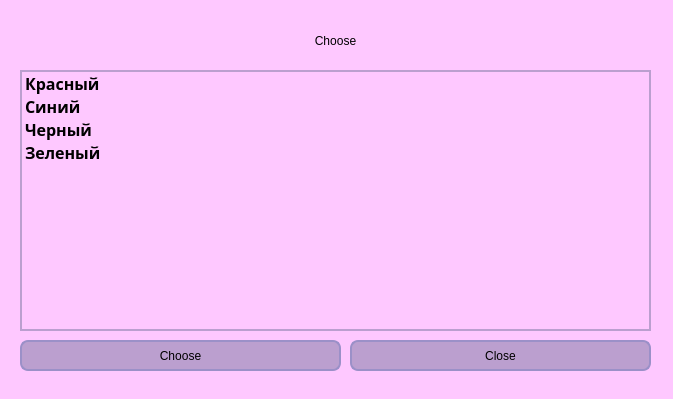
First picture: the form in UI/w_chooselist/chooselist.ui, repository Saigz/task_tracker_qt, before the edit.
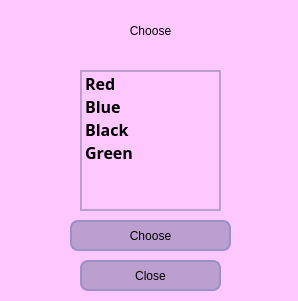
Second picture: the form after the edit.

Patch:
```diff
--- a/UI/w_chooselist/chooselist.ui
+++ b/UI/w_chooselist/chooselist.ui
@@ -6,8 +6,8 @@
    <rect>
     <x>0</x>
     <y>0</y>
-    <width>673</width>
-    <height>399</height>
+    <width>298</width>
+    <height>301</height>
    </rect>
   </property>
   <property name="windowTitle">
@@ -19,9 +19,9 @@
   <widget class="QLabel" name="label_unused">
    <property name="geometry">
     <rect>
-     <x>20</x>
-     <y>20</y>
-     <width>631</width>
+     <x>10</x>
+     <y>10</y>
+     <width>281</width>
      <height>41</height>
     </rect>
    </property>
@@ -41,10 +41,10 @@
   <widget class="QListWidget" name="listWidget">
    <property name="geometry">
     <rect>
-     <x>20</x>
+     <x>80</x>
      <y>70</y>
-     <width>631</width>
-     <height>261</height>
+     <width>141</width>
+     <height>141</height>
     </rect>
    </property>
    <property name="font">
@@ -70,31 +70,31 @@
    </property>
    <item>
     <property name="text">
-     <string>Красный</string>
+     <string>Red</string>
     </property>
    </item>
    <item>
     <property name="text">
-     <string>Синий</string>
+     <string>Blue</string>
     </property>
    </item>
    <item>
     <property name="text">
-     <string>Черный</string>
+     <string>Black</string>
     </property>
    </item>
    <item>
     <property name="text">
-     <string>Зеленый</string>
+     <string>Green</string>
     </property>
    </item>
   </widget>
   <widget class="QPushButton" name="btn_choose">
    <property name="geometry">
     <rect>
-     <x>20</x>
-     <y>340</y>
-     <width>321</width>
+     <x>70</x>
+     <y>220</y>
+     <width>161</width>
      <height>31</height>
     </rect>
    </property>
@@ -124,9 +124,9 @@
   <widget class="QPushButton" name="btn_close">
    <property name="geometry">
     <rect>
-     <x>350</x>
-     <y>340</y>
-     <width>301</width>
+     <x>80</x>
+     <y>260</y>
+     <width>141</width>
      <height>31</height>
     </rect>
    </property>
```
